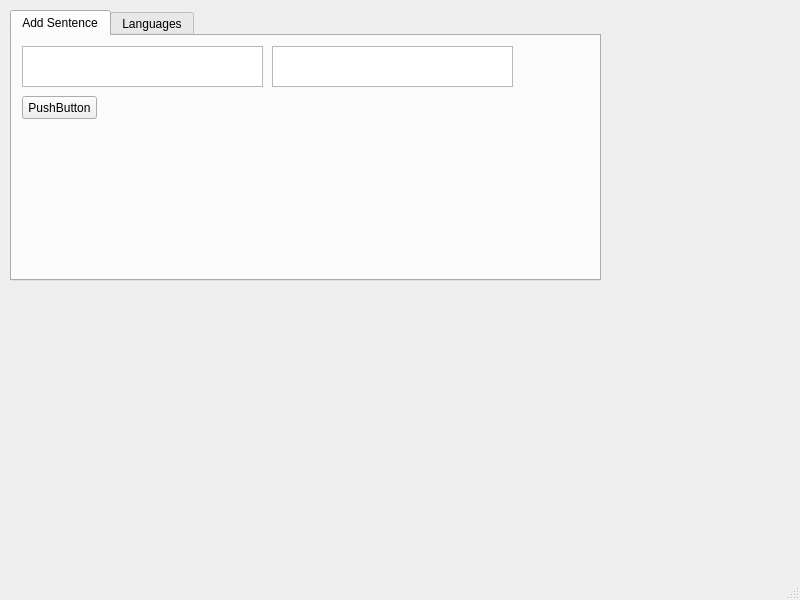
First picture: the form in main.ui, repository tivadar2/lws, before the edit.
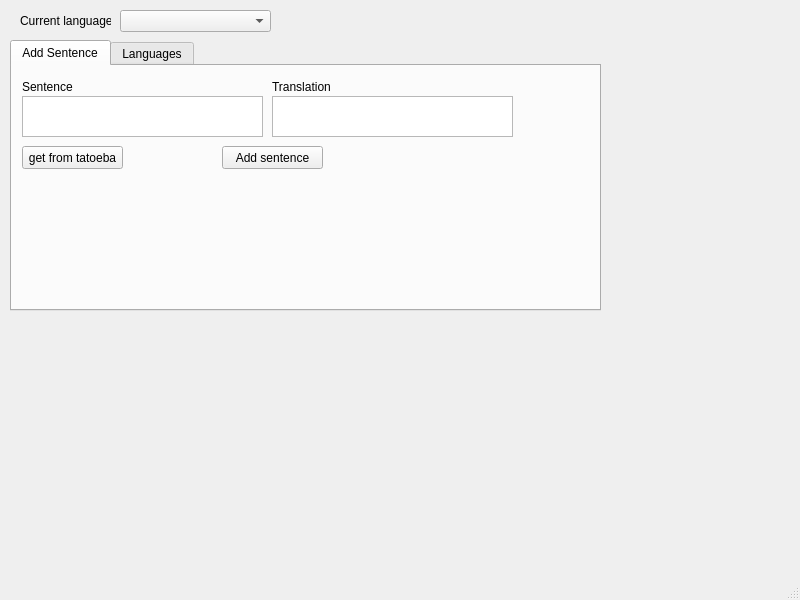
Second picture: the form after the edit.

The edit to the form file:
```diff
--- a/main.ui
+++ b/main.ui
@@ -18,7 +18,7 @@
     <property name="geometry">
      <rect>
       <x>10</x>
-      <y>10</y>
+      <y>40</y>
       <width>591</width>
       <height>271</height>
      </rect>
@@ -34,20 +34,20 @@
       <property name="geometry">
        <rect>
         <x>10</x>
-        <y>60</y>
-        <width>75</width>
+        <y>80</y>
+        <width>101</width>
         <height>23</height>
        </rect>
       </property>
       <property name="text">
-       <string>PushButton</string>
+       <string>get from tatoeba</string>
       </property>
      </widget>
      <widget class="QTextEdit" name="textEdit">
       <property name="geometry">
        <rect>
         <x>10</x>
-        <y>10</y>
+        <y>30</y>
         <width>241</width>
         <height>41</height>
        </rect>
@@ -57,12 +57,51 @@
       <property name="geometry">
        <rect>
         <x>260</x>
-        <y>10</y>
+        <y>30</y>
         <width>241</width>
         <height>41</height>
        </rect>
       </property>
      </widget>
+     <widget class="QLabel" name="label_sentence">
+      <property name="geometry">
+       <rect>
+        <x>10</x>
+        <y>10</y>
+        <width>51</width>
+        <height>21</height>
+       </rect>
+      </property>
+      <property name="text">
+       <string>Sentence</string>
+      </property>
+     </widget>
+     <widget class="QLabel" name="label_translation">
+      <property name="geometry">
+       <rect>
+        <x>260</x>
+        <y>10</y>
+        <width>61</width>
+        <height>21</height>
+       </rect>
+      </property>
+      <property name="text">
+       <string>Translation</string>
+      </property>
+     </widget>
+     <widget class="QPushButton" name="pushButton_addSentence">
+      <property name="geometry">
+       <rect>
+        <x>210</x>
+        <y>80</y>
+        <width>101</width>
+        <height>23</height>
+       </rect>
+      </property>
+      <property name="text">
+       <string>Add sentence</string>
+      </property>
+     </widget>
     </widget>
     <widget class="QWidget" name="tab_2">
      <attribute name="title">
@@ -135,6 +174,29 @@
      </widget>
     </widget>
    </widget>
+   <widget class="QComboBox" name="comboBox_languages">
+    <property name="geometry">
+     <rect>
+      <x>120</x>
+      <y>10</y>
+      <width>151</width>
+      <height>22</height>
+     </rect>
+    </property>
+   </widget>
+   <widget class="QLabel" name="label_currLang">
+    <property name="geometry">
+     <rect>
+      <x>20</x>
+      <y>10</y>
+      <width>91</width>
+      <height>21</height>
+     </rect>
+    </property>
+    <property name="text">
+     <string>Current language:</string>
+    </property>
+   </widget>
   </widget>
   <widget class="QStatusBar" name="statusbar"/>
  </widget>
```
